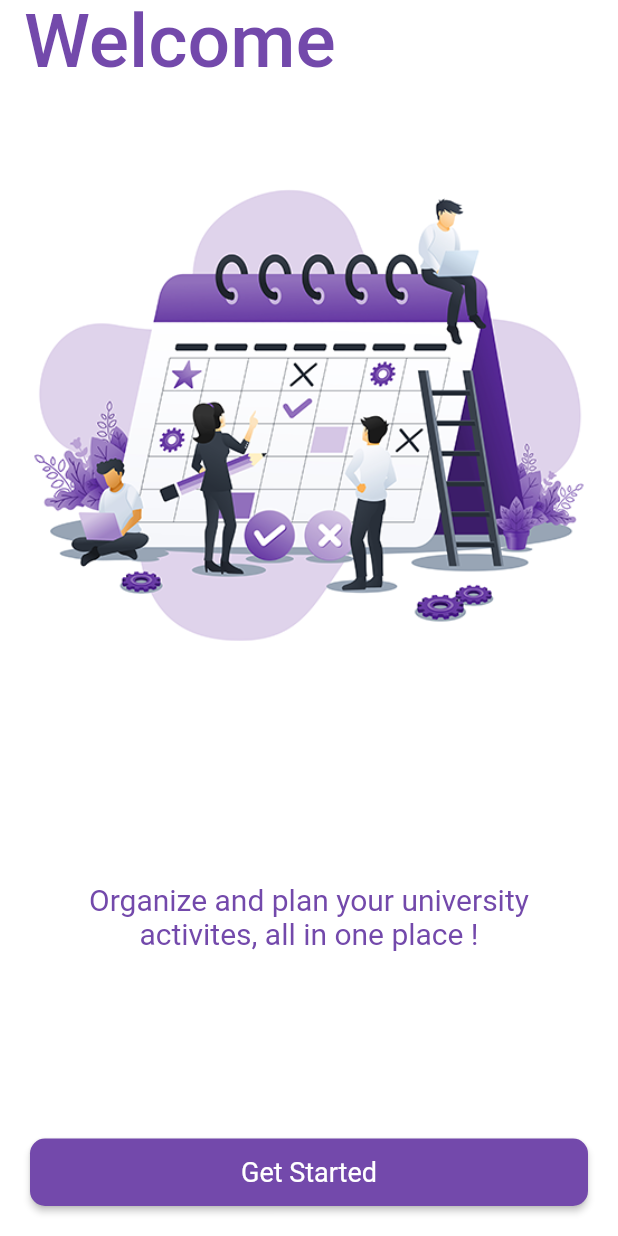
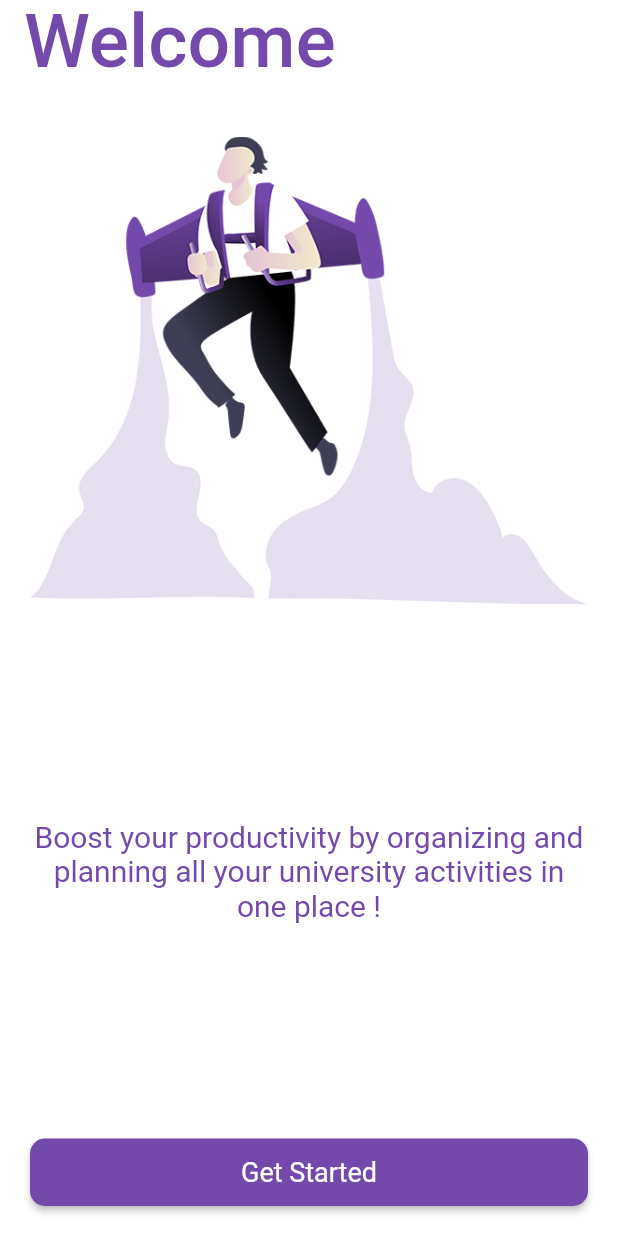
Before and after one commit to abishek-bupathi/college-companion, a Flutter app: the screen it shows after launch, on a phone screen of 412 x 824 dp. Run offline on Flutter 3.47's test engine with Material 2 defaults, Android fonts, the phone set to English and light mode, and no system bars; our stand-ins replace flutter_datetime_picker, hive, moor_flutter, page_transition, splashscreen, table_calendar and 1 more; accounts and stored records are empty; generated files the repository leaves out were written again.

Commit message:
changed welcome image

```diff
--- a/lib/welcome_details.dart
+++ b/lib/welcome_details.dart
@@ -27,7 +27,7 @@ Welcome(BuildContext context) {
           children: <Widget>[
             Image.asset("assets/backgrounds/welcome_bg.png"),
             Text(
-              "Organize and plan your university activites, all in one place !",
+              "Boost your productivity by organizing and planning all your university activities in one place !",
               textAlign: TextAlign.center,
               style: TextStyle(color: Color(color_blue), fontSize: 20),
 
```
Also changed, not shown: assets/backgrounds/welcome_bg.png.
